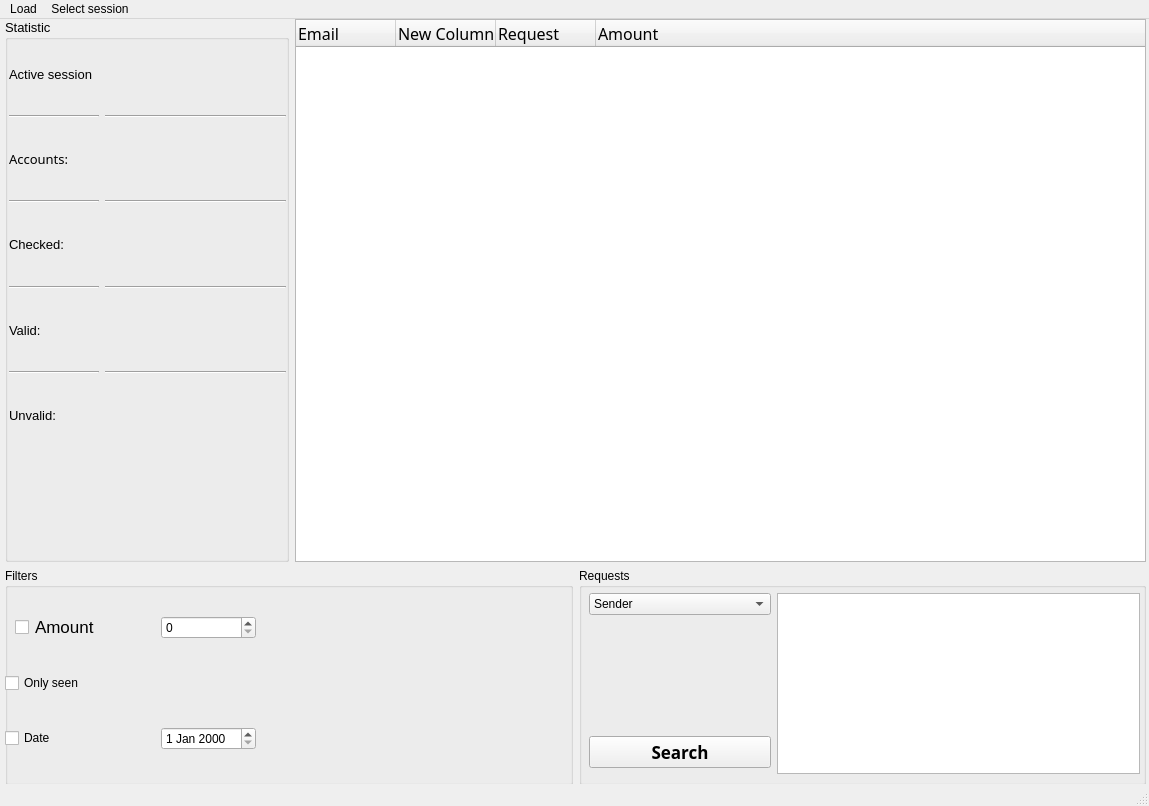
This is gui/MainWindow.ui in bifenbecker/MailChecker as Qt 5 draws it before an edit. The edited form follows.
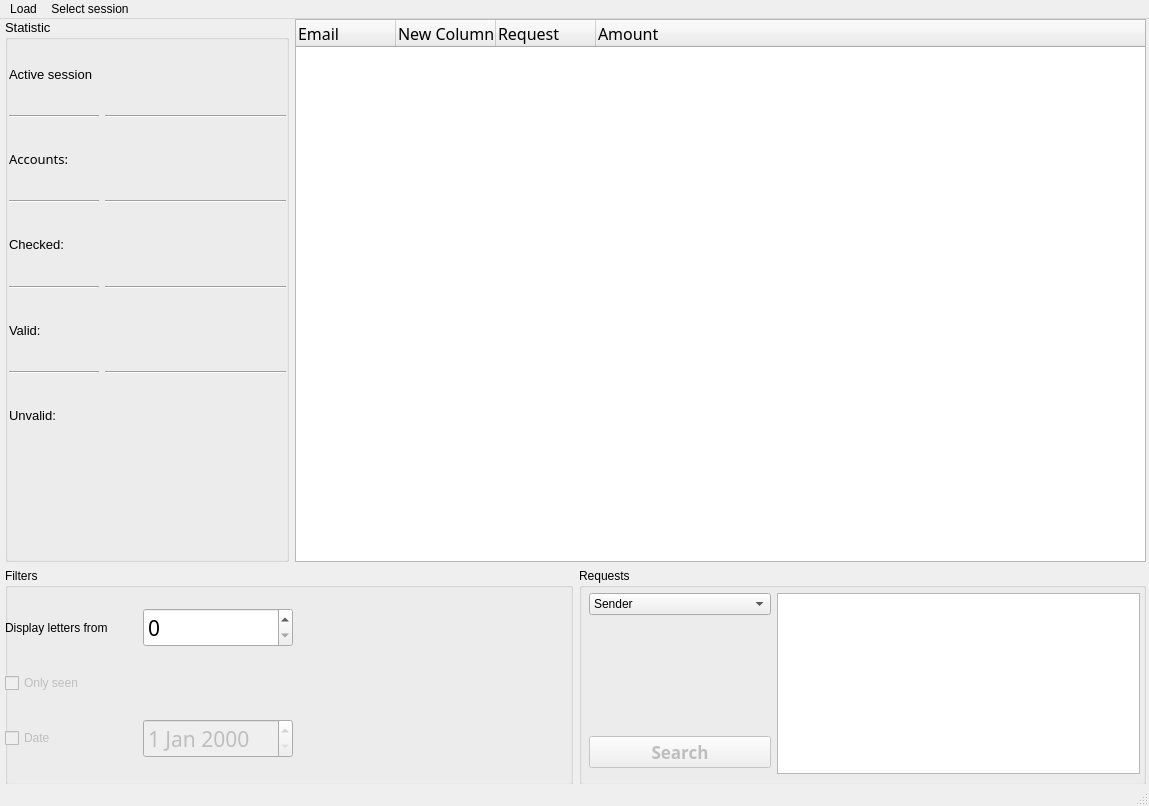
This is the edited form.

Commit message: Modified GUI. Creating sqls(def search in class App)

```diff
--- a/gui/MainWindow.ui
+++ b/gui/MainWindow.ui
@@ -277,34 +277,51 @@
             <height>191</height>
            </rect>
           </property>
-          <layout class="QGridLayout" name="gridLayout" rowstretch="1,1,1" columnstretch="2,1,4">
+          <layout class="QGridLayout" name="gridLayout" rowstretch="1,2,1" columnstretch="2,2,4" rowminimumheight="0,0,0">
            <item row="2" column="0">
             <widget class="QCheckBox" name="checkBox_Date">
+             <property name="enabled">
+              <bool>false</bool>
+             </property>
              <property name="text">
               <string>Date</string>
              </property>
             </widget>
            </item>
-           <item row="0" column="0">
-            <widget class="QCheckBox" name="checkBox_Amount">
-             <property name="styleSheet">
-              <string notr="true">font-size: 17px;
-height: 20px;
-margin-left: 10px;</string>
-             </property>
-             <property name="text">
-              <string>Amount</string>
-             </property>
-            </widget>
-           </item>
            <item row="2" column="1">
-            <widget class="QDateEdit" name="dateEdit"/>
+            <widget class="QDateEdit" name="dateEdit_date">
+             <property name="enabled">
+              <bool>false</bool>
+             </property>
+             <property name="font">
+              <font>
+               <family>Seb Neue</family>
+               <pointsize>16</pointsize>
+              </font>
+             </property>
+            </widget>
            </item>
            <item row="0" column="1">
-            <widget class="QSpinBox" name="spinBox"/>
+            <widget class="QSpinBox" name="spinBox_Amount_letters">
+             <property name="enabled">
+              <bool>true</bool>
+             </property>
+             <property name="font">
+              <font>
+               <family>Seb Neue</family>
+               <pointsize>16</pointsize>
+              </font>
+             </property>
+             <property name="styleSheet">
+              <string notr="true"/>
+             </property>
+            </widget>
            </item>
            <item row="1" column="0" colspan="2">
             <widget class="QCheckBox" name="checkBox_Only_Seen">
+             <property name="enabled">
+              <bool>false</bool>
+             </property>
              <property name="text">
               <string>Only seen</string>
              </property>
@@ -336,6 +353,13 @@
              </property>
             </spacer>
            </item>
+           <item row="0" column="0">
+            <widget class="QLabel" name="label_6">
+             <property name="text">
+              <string>Display letters from</string>
+             </property>
+            </widget>
+           </item>
           </layout>
          </widget>
         </widget>
@@ -388,6 +412,9 @@
            </item>
            <item row="2" column="0">
             <widget class="QPushButton" name="pushButton_Search">
+             <property name="enabled">
+              <bool>false</bool>
+             </property>
              <property name="font">
               <font>
                <family>Seb Neue ExtBd</family>
```
The commit also changes 6 other files.
